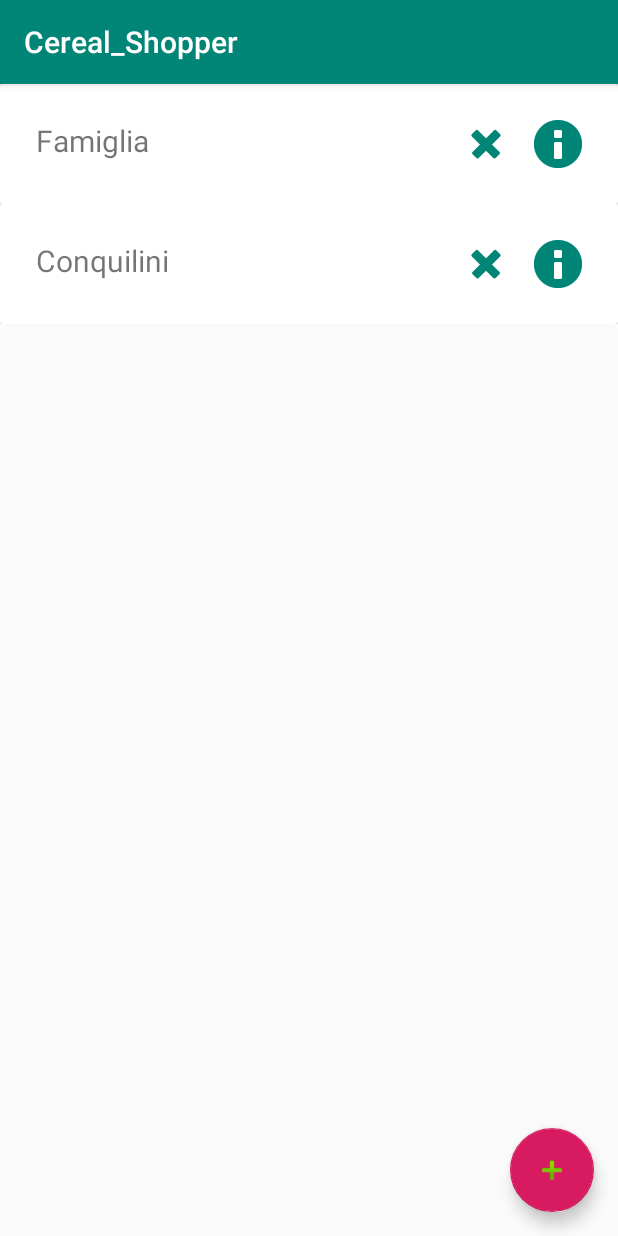
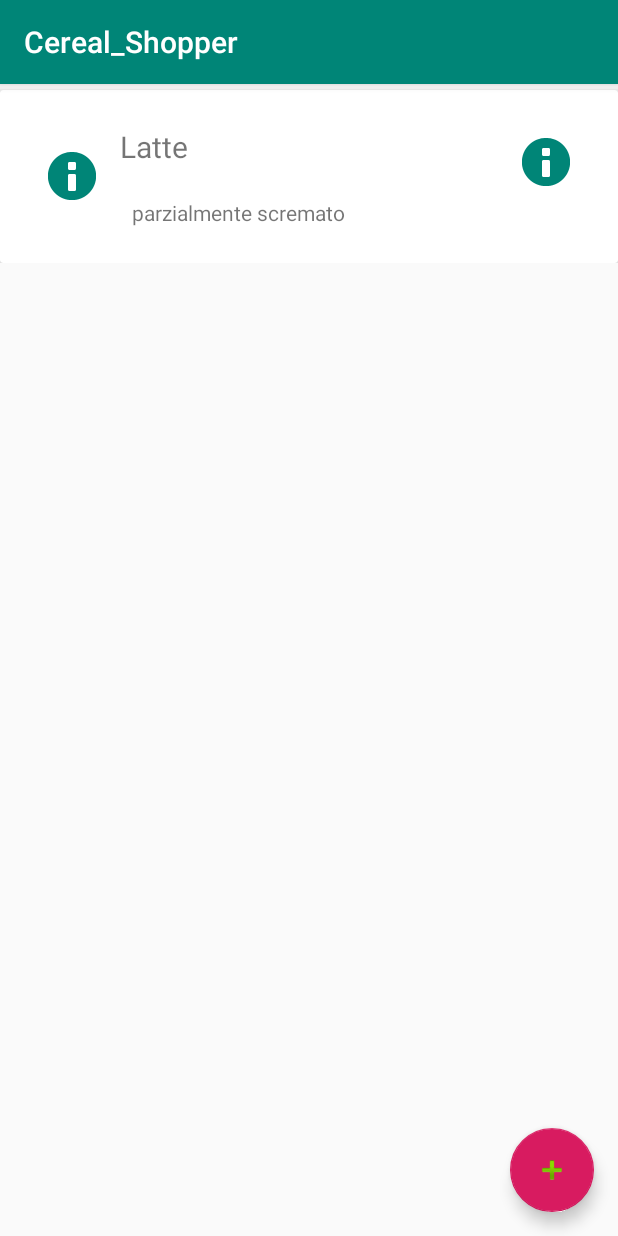
Before and after one commit to emizzz/androidTest, an Android app: the screen it shows after launch (MainActivity), on a phone screen of 412 x 824 dp. Run offline under Robolectric (Android 15) with nearby library versions, the light colour scheme and no system bars.

Commit message:
List class (handles group items, user items and product items

```diff
--- a/app/src/main/java/com/example/cereal_shopper/List.java
+++ b/app/src/main/java/com/example/cereal_shopper/List.java
@@ -1,58 +1,213 @@
 package com.example.cereal_shopper;
 
+import android.content.Context;
+import android.content.Intent;
 import android.support.v7.widget.RecyclerView;
+import android.util.Log;
 import android.view.LayoutInflater;
 import android.view.View;
 import android.view.ViewGroup;
+import android.widget.Button;
+import android.widget.ImageView;
 import android.widget.TextView;
 
+import org.json.JSONArray;
+import org.json.JSONException;
 
-public class List extends RecyclerView.Adapter<List.MyViewHolder> {
-    private String[] data;
 
-    // Provide a reference to the views for each data item
-    // Complex data items may need more than one view per item, and
-    // you provide access to all the views for a data item in a view holder
-    public static class MyViewHolder extends RecyclerView.ViewHolder {
-        public TextView  name;
+public class List extends RecyclerView.Adapter {
+    private JSONArray data;
+    private Context mContext;
+    private int size;
+
+    // GROUP LIST VIEWHOLDER
+    public static class GroupListViewHolder extends RecyclerView.ViewHolder {
+        public TextView title;
         public View mView;
-        public MyViewHolder(View v) {
+        public GroupListViewHolder(View v) {
             super(v);
             mView = v;
-            name = (TextView) mView.findViewById(R.id.item_name);
+            title = (TextView) mView.findViewById(R.id.group_item_name);
+
+            mView.setOnClickListener(new View.OnClickListener() {
+                @Override
+                public void onClick(View v) {
+                    Intent intent = new Intent(v.getContext(),group.class);
+                    v.getContext().startActivity(intent);
+                }
+            });
+        }
+    }
+    // USER LIST VIEWHOLDER
+    public static class UserListViewHolder extends RecyclerView.ViewHolder {
+        public TextView title;
+        public TextView description;
+        public ImageView photo;
+        public TextView counter;
+        public Button counter_btn;
+
+        public View mView;
+        public UserListViewHolder(View v) {
+            super(v);
+            mView = v;
+            title = mView.findViewById(R.id.user_item_name);
+            description = mView.findViewById(R.id.user_item_email);
+            photo = mView.findViewById(R.id.user_item_image);
+            counter = mView.findViewById(R.id.user_item_counter);
+            counter_btn = mView.findViewById(R.id.user_item_counter_btn);
+
+            counter_btn.setOnClickListener(new View.OnClickListener() {
+                @Override
+                public void onClick(View v) {
+                    //here goes the conter_btn logic
+                }
+            });
         }
     }
 
-    // Provide a suitable constructor (depends on the kind of data)
-    public List(String[] _data) {
-        data = _data;
+    // PRODUCT LIST VIEWHOLDER
+    public static class ProductListViewHolder extends RecyclerView.ViewHolder {
+        public TextView title;
+        public TextView description;
+        public ImageView icon;
+        public View mView;
+
+        public ProductListViewHolder(View v) {
+            super(v);
+            mView = v;
+            title =  mView.findViewById(R.id.product_item_name);
+            description = mView.findViewById(R.id.product_item_description);
+            icon = mView.findViewById(R.id.product_item_image);
+
+        }
+    }
+
+
+    // Adapter Constructor
+    public List(Context context, JSONArray _data) {
+
+        this.data = _data;
+        this.mContext = context;
+        this.size = _data.length();
+
     }
 
     // Create new views (invoked by the layout manager)
     @Override
-    public List.MyViewHolder onCreateViewHolder(ViewGroup parent,
+    public RecyclerView.ViewHolder onCreateViewHolder(ViewGroup parent,
                                                      int viewType) {
-        // create a new view
-        View v = LayoutInflater.from(parent.getContext())
-                .inflate(R.layout.list_item, parent, false);
+        View view;
 
-        MyViewHolder vh = new MyViewHolder(v);
-        return vh;
+        switch (viewType) {
+            case 0:     //0 == group_list
+                view = LayoutInflater.from(parent.getContext())
+                    .inflate(R.layout.layout_group_list_item, parent, false);
+                return new GroupListViewHolder(view);
+
+            case 1:    //1 == user_list
+                view = LayoutInflater.from(parent.getContext())
+                        .inflate(R.layout.layout_user_list_item, parent, false);
+                return new UserListViewHolder(view);
+
+            case 2:    //2 == product_list
+                view = LayoutInflater.from(parent.getContext())
+                .inflate(R.layout.layout_product_list_item, parent, false);
+                return new ProductListViewHolder(view);
+
+            default:
+                return null;
+
+        }
+
+    }
+
+    @Override
+    public int getItemViewType(int i) {
+        String type = "";
+
+        try {
+            type = data.getJSONObject(i).getString("type");
+
+        } catch (JSONException e) {
+            return -1;
+        }
+
+        switch (type) {
+            case "group_list":
+                return 0;
+            case "user_list":
+                return 1;
+            case "product_list":
+                return 2;
+            default:
+                return -1;
+        }
+
+
     }
 
     // Replace the contents of a view (invoked by the layout manager)
     @Override
-    public void onBindViewHolder(MyViewHolder holder, int i) {
-        // - get element from your data at this position
-        // - replace the contents of the view with that element
+    public void onBindViewHolder(final RecyclerView.ViewHolder holder, final int i) {
 
-        //holder.mView.setText(data[position]);
-        holder.name.setText(data[i]);
+        String type = "";
+        try {
+            type = data.getJSONObject(i).getString("type");
+        } catch (JSONException e) {
+            e.printStackTrace();
+        }
+
+        //Log.e("---", type);
+
+        switch (type) {
+            case "group_list":
+                try {
+                    ((GroupListViewHolder) holder).title.setText(data.getJSONObject(i).getString("title"));
+                } catch (JSONException e) {
+                    e.printStackTrace();
+                }
+                break;
+
+            case "user_list":
+                try {
+                    String price = String.format(this.mContext.getResources().getString(R.string.prices),
+                            data.getJSONObject(i).getString("counter"));
+
+                    ((UserListViewHolder) holder).title.setText(data.getJSONObject(i).getString("title"));
+                    ((UserListViewHolder) holder).description.setText(data.getJSONObject(i).getString("description"));
+                    //((UserListViewHolder) holder).photo.setImageDrawable();
+                    ((UserListViewHolder) holder).counter.setText(price);
+
+                } catch (JSONException e) {
+                    e.printStackTrace();
+                }
+                break;
+
+            case "product_list":
+                try {
+
+                    ((ProductListViewHolder) holder).title.setText(data.getJSONObject(i).getString("title"));
+                    ((ProductListViewHolder) holder).description.setText(data.getJSONObject(i).getString("description"));
+
+                    if(data.getJSONObject(i).getString("product_type").equals("list")){
+                        //((ProductListViewHolder) holder).icon.setImageDrawable();
+                    }
+                    if(data.getJSONObject(i).getString("product_type").equals("pantry")){
+                        //((ProductListViewHolder) holder).icon.setImageDrawable();
+                    }
+
+
+                } catch (JSONException e) {
+                    e.printStackTrace();
+                }
+                break;
+        }
+
     }
 
     // Return the size of your data (invoked by the layout manager)
     @Override
     public int getItemCount() {
-        return data.length;
+        return this.size;
     }
 }
--- a/app/src/main/java/com/example/cereal_shopper/MainActivity.java
+++ b/app/src/main/java/com/example/cereal_shopper/MainActivity.java
@@ -7,10 +7,11 @@ import android.os.Bundle;
 import android.support.v7.widget.LinearLayoutManager;
 import android.support.v7.widget.RecyclerView;
 import android.view.View;
-import android.widget.Button;
-import android.widget.Toast;
 
-import java.util.ArrayList;
+import org.json.JSONArray;
+import org.json.JSONException;
+import org.json.JSONObject;
+
 
 public class MainActivity extends AppCompatActivity {
 
@@ -18,7 +19,11 @@ public class MainActivity extends AppCompatActivity {
     private RecyclerView.Adapter groupsListAdapter;
     private RecyclerView.LayoutManager mLayoutManager;
 
-    private String[] groupsNames = new String[] {"Famiglia", "Conquilini"};
+
+    //private String[] groupsNames = new String[] {"Famiglia", "Conquilini"};
+
+
+    private JSONArray groupsList = new JSONArray();
 
     private FloatingActionButton fab;
 
@@ -29,12 +34,72 @@ public class MainActivity extends AppCompatActivity {
         setContentView(R.layout.activity_main);
 
 
+
+        //populate list data
+
+
+        /*
+        // ----------------- GROUP LIST -----------------
+        JSONObject item1 = new JSONObject();
+        JSONObject item2 = new JSONObject();
+
+        try{
+            item1.put("type", "group_list");
+            item1.put("title", "Famiglia");
+            item2.put("type", "group_list");
+            item2.put("title", "Coinquilini");
+
+            groupsList.put(item1);
+            groupsList.put(item2);
+
+        } catch (JSONException e) {
+            e.printStackTrace();
+        }
+    */
+
+
+        /*
+        //-----------------  USER LIST -----------------
+        JSONObject item1 = new JSONObject();
+        try{
+            item1.put("type", "user_list");
+            item1.put("title", "Gianni");
+            item1.put("description", "gianni@gianni.it");
+            item1.put("photo_path", "photo_path");
+            item1.put("counter", "15");
+
+            groupsList.put(item1);
+
+        } catch (JSONException e) {
+            //log something
+        }*/
+
+
+        //----------------- PRODUCT LIST -----------------
+        JSONObject item1 = new JSONObject();
+        try{
+            item1.put("type", "product_list");
+            item1.put("title", "Latte");
+            item1.put("description", "parzialmente scremato");
+            item1.put("product_type", "list");      // "list" or "pantry"
+
+            groupsList.put(item1);
+
+        } catch (JSONException e) {
+            //log something
+        }
+
+
+
+
         /*create recycler view*/
         groupsListView = (RecyclerView) findViewById(R.id.groups_list);
         mLayoutManager = new LinearLayoutManager(this);
         groupsListView.setLayoutManager(mLayoutManager);
 
-        groupsListAdapter = new List(groupsNames);
+        //groupsListAdapter = new List(groupsNames);
+        groupsListAdapter = new List(this, groupsList);
+
         groupsListView.setAdapter(groupsListAdapter);
 
 
--- a/app/src/main/res/layout/list_item.xml
+++ b/app/src/main/res/layout/layout_group_list_item.xml
@@ -7,14 +7,13 @@
     <android.support.v7.widget.CardView
         android:layout_width="match_parent"
         android:layout_height="wrap_content"
-        android:id="@+id/item_container"
-
+        android:layout_marginTop="@dimen/toolbar_margin_size"
         >
 
         <RelativeLayout
             android:layout_width="match_parent"
             android:layout_height="wrap_content"
-            android:padding="@dimen/margin_padding_size_medium"
+            android:padding="@dimen/margin_padding_size_large"
             >
 
             <TextView
@@ -23,7 +22,7 @@
                 android:padding="@dimen/margin_padding_size_small"
                 android:layout_width="wrap_content"
                 android:layout_height="wrap_content"
-                android:id="@+id/item_name"
+                android:id="@+id/group_item_name"
                 android:layout_alignParentTop="true"
                 android:textSize="@dimen/text_size_large"
             />
@@ -31,16 +30,16 @@
             <ImageView
                 android:layout_alignParentRight="true"
                 android:tint="@color/colorPrimary"
-                android:id="@+id/item_icon1"
+                android:id="@+id/group_item_icon1"
                 android:layout_width="wrap_content"
                 android:layout_height="wrap_content"
                 android:padding="@dimen/margin_padding_size_small"
                 android:src="@android:drawable/ic_dialog_info" />
 
             <ImageView
-                android:layout_toLeftOf="@id/item_icon1"
+                android:layout_toLeftOf="@id/group_item_icon1"
                 android:tint="@color/colorPrimary"
-                android:id="@+id/item_icon2"
+                android:id="@+id/group_item_icon2"
                 android:layout_width="wrap_content"
                 android:layout_height="wrap_content"
                 android:padding="@dimen/margin_padding_size_small"
--- /dev/null
+++ b/app/src/main/res/layout/layout_product_list_item.xml
@@ -0,0 +1,62 @@
+<?xml version="1.0" encoding="utf-8"?>
+<LinearLayout xmlns:android="http://schemas.android.com/apk/res/android"
+    android:id="@+id/product_list_item"
+    android:layout_width="match_parent" android:layout_height="wrap_content"
+    >
+
+    <android.support.v7.widget.CardView
+        android:layout_width="match_parent"
+        android:layout_height="wrap_content"
+        android:layout_marginTop="@dimen/toolbar_margin_size">
+
+        <RelativeLayout
+            android:layout_width="match_parent"
+            android:layout_height="wrap_content"
+            android:padding="@dimen/margin_padding_size_large">
+
+            <ImageView
+                android:id="@+id/product_item_image"
+                android:layout_width="wrap_content"
+                android:layout_height="wrap_content"
+                android:layout_alignParentLeft="true"
+                android:layout_centerInParent="true"
+                android:padding="@dimen/margin_padding_size_small"
+                android:src="@android:drawable/ic_dialog_info"
+                android:tint="@color/colorPrimary" />
+
+            <TextView
+                android:id="@+id/product_item_name"
+                android:layout_width="wrap_content"
+                android:layout_height="wrap_content"
+                android:layout_centerHorizontal="true"
+                android:layout_marginLeft="0dp"
+                android:layout_toRightOf="@id/product_item_image"
+                android:paddingLeft="@dimen/margin_padding_size_small"
+                android:text="Latte"
+                android:textSize="@dimen/text_size_large" />
+
+            <TextView
+                android:id="@+id/product_item_description"
+                android:layout_width="wrap_content"
+                android:layout_height="wrap_content"
+                android:layout_below="@+id/product_item_image"
+                android:layout_toRightOf="@id/product_item_image"
+                android:paddingLeft="@dimen/margin_padding_size_medium"
+                android:text="parzialmente scremato"
+                android:textSize="@dimen/text_size_small" />
+
+            <ImageView
+                android:id="@+id/product_item_icon1"
+                android:layout_alignParentRight="true"
+                android:tint="@color/colorPrimary"
+                android:layout_width="wrap_content"
+                android:layout_height="wrap_content"
+                android:padding="@dimen/margin_padding_size_small"
+                android:src="@android:drawable/ic_dialog_info" />
+
+
+        </RelativeLayout>
+
+    </android.support.v7.widget.CardView>
+
+</LinearLayout>
--- a/app/src/main/res/values/strings.xml
+++ b/app/src/main/res/values/strings.xml
@@ -3,4 +3,6 @@
 
     <!-- TODO: Remove or change this placeholder text -->
     <string name="hello_blank_fragment">Hello blank fragment</string>
+    <string name="prices"> %1$s € </string >                                                         <!--add the € sign -->
+
 </resources>
```
Also changed, not shown: app/src/main/res/layout/layout_user_list_item.xml (added, +69 -0 lines), 2 other files.
